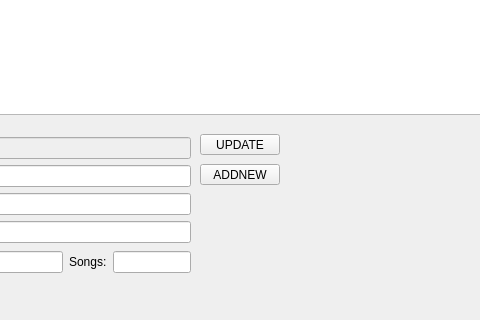
Old version of the form mainwindow.ui in the repository vashaty/VinylDB; both pictures show x 120 to 600 and y 256 to 576 of the 972 by 576 pixel window.
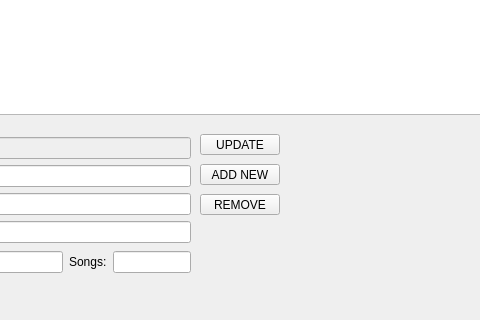
New version of the form.

Commit message: remove item function added

Patch:
```diff
--- a/mainwindow.ui
+++ b/mainwindow.ui
@@ -72,10 +72,10 @@
      </rect>
     </property>
     <property name="text">
-     <string>ADDNEW</string>
+     <string>ADD NEW</string>
     </property>
    </widget>
-   <widget class="QWidget" name="">
+   <widget class="QWidget" name="layoutWidget">
     <property name="geometry">
      <rect>
       <x>50</x>
@@ -180,6 +180,19 @@
      </item>
     </layout>
    </widget>
+   <widget class="QPushButton" name="pushButtonRemove">
+    <property name="geometry">
+     <rect>
+      <x>320</x>
+      <y>450</y>
+      <width>80</width>
+      <height>21</height>
+     </rect>
+    </property>
+    <property name="text">
+     <string>REMOVE</string>
+    </property>
+   </widget>
   </widget>
   <widget class="QMenuBar" name="menubar">
    <property name="geometry">
```
The commit also changes 2 other files.
